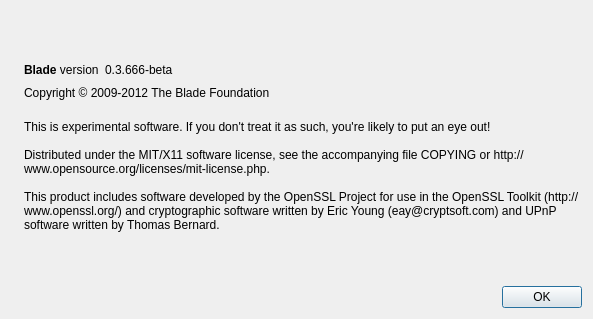
This is src/qt/forms/aboutdialog.ui in thebladerunners/blade as Qt 5 draws it before an edit. The edited form follows.
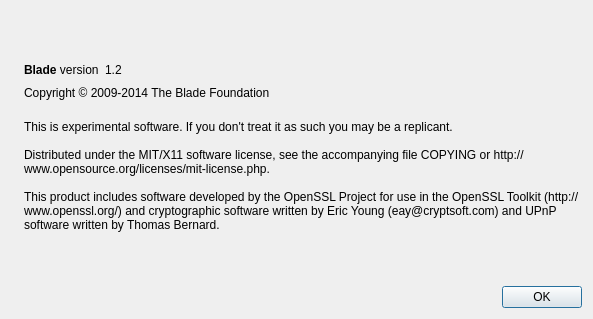
This is the edited form. Icons and pictures are not drawn.

What changed in the file:
```diff
--- a/src/qt/forms/aboutdialog.ui
+++ b/src/qt/forms/aboutdialog.ui
@@ -63,7 +63,7 @@
           <cursorShape>IBeamCursor</cursorShape>
          </property>
          <property name="text">
-          <string notr="true">0.3.666-beta</string>
+          <string notr="true">1.2</string>
          </property>
          <property name="textInteractionFlags">
           <set>Qt::LinksAccessibleByMouse|Qt::TextSelectableByKeyboard|Qt::TextSelectableByMouse</set>
@@ -91,7 +91,7 @@
         <cursorShape>IBeamCursor</cursorShape>
        </property>
        <property name="text">
-        <string>Copyright © 2009-2012 The Blade Foundation</string>
+        <string>Copyright © 2009-2014 The Blade Foundation</string>
        </property>
        <property name="textInteractionFlags">
         <set>Qt::LinksAccessibleByMouse|Qt::TextSelectableByKeyboard|Qt::TextSelectableByMouse</set>
@@ -105,7 +105,7 @@
        </property>
        <property name="text">
         <string>
-This is experimental software. If you don't treat it as such, you're likely to put an eye out!
+This is experimental software. If you don't treat it as such you may be a replicant.
 
 Distributed under the MIT/X11 software license, see the accompanying file COPYING or http://www.opensource.org/licenses/mit-license.php.
 
```
